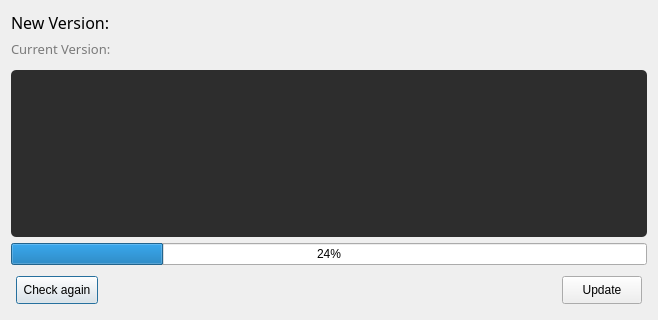
Old version of the form ui/UpdateDialog.ui in the repository Crucialmer/SwitchTask.
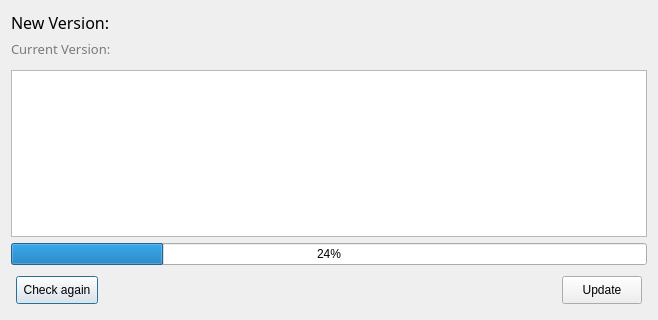
New version of the form.

```diff
--- a/ui/UpdateDialog.ui
+++ b/ui/UpdateDialog.ui
@@ -62,13 +62,7 @@
    <item>
     <widget class="QTextBrowser" name="textBrowser">
      <property name="styleSheet">
-      <string notr="true">QTextBrowser {
-                            font: 10pt &quot;微软雅黑&quot;;
-                            padding: 5px;
-                            border-radius: 5px;
-                            background-color: rgb(45, 45, 45); /*must, or radius fail*/
-                            }
-                        </string>
+      <string notr="true"/>
      </property>
      <property name="html">
       <string>&lt;!DOCTYPE HTML PUBLIC &quot;-//W3C//DTD HTML 4.0//EN&quot; &quot;http://www.w3.org/TR/REC-html40/strict.dtd&quot;&gt;
```
